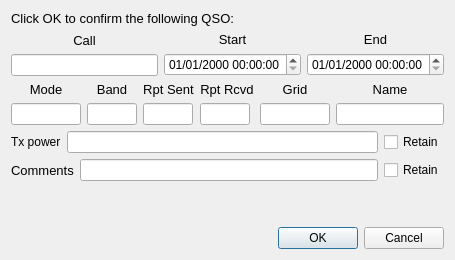
Before: the Qt Designer form logqso.ui in saitohirga/WSJT-X, drawn with Qt 5.
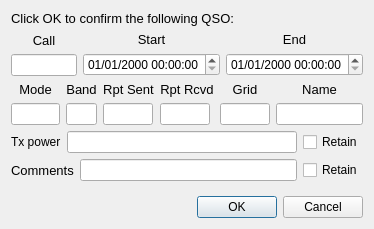
After: the same form once the commit is applied.

Commit message: Set minimum initial sizes for windows

What changed in the file:
```diff
--- a/logqso.ui
+++ b/logqso.ui
@@ -2,6 +2,14 @@
 <ui version="4.0">
  <class>LogQSO</class>
  <widget class="QDialog" name="LogQSO">
+  <property name="geometry">
+   <rect>
+    <x>0</x>
+    <y>0</y>
+    <width>374</width>
+    <height>229</height>
+   </rect>
+  </property>
   <property name="sizePolicy">
    <sizepolicy hsizetype="Preferred" vsizetype="Preferred">
     <horstretch>0</horstretch>
@@ -350,8 +358,8 @@
      </property>
      <property name="sizeHint" stdset="0">
       <size>
-       <width>20</width>
-       <height>40</height>
+       <width>0</width>
+       <height>0</height>
       </size>
      </property>
     </spacer>
```
The commit also changes 1 other file.
